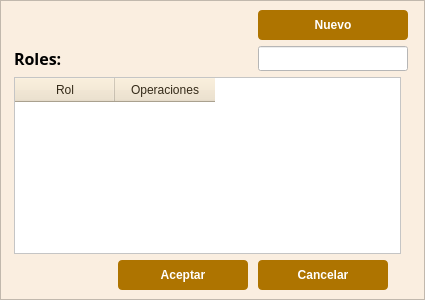
Above: funciones/adminusers/agregarRoles.ui from gerardoros/CartograficoQgisPlugin before the change. Below: the same form after it.
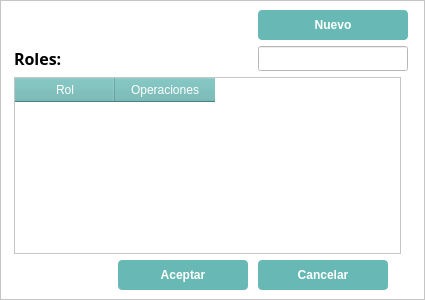
That is the form after the change.

```diff
--- a/funciones/adminusers/agregarRoles.ui
+++ b/funciones/adminusers/agregarRoles.ui
@@ -44,7 +44,28 @@
    <item row="0" column="0">
     <widget class="QScrollArea" name="scrollArea">
      <property name="styleSheet">
-      <string notr="true">background : rgb(250,238,224)</string>
+      <string notr="true">QPushButton{
+background-color: rgb(104, 185, 181);
+color : rgb(255,255,255);
+border-radius : 4px;
+}
+QPushButton::hover{
+background: rgb(188, 228, 226);
+color : rgb(255,255,255);
+border-radius : 4px;
+}
+QPushButton:disabled {
+background : rgb(42, 124, 120);
+}
+QHeaderView::section
+{
+background-color: rgb(104, 185, 181);
+color : rgb(255,255,255 );
+text-align: right;
+font-size:12px;
+height:24px
+}
+</string>
      </property>
      <property name="widgetResizable">
       <bool>true</bool>
@@ -82,21 +103,6 @@
            <bold>true</bold>
           </font>
          </property>
-         <property name="styleSheet">
-          <string notr="true">QPushButton{
-background : rgb(174, 116, 0);
-color : rgb(255, 255, 255);
-border-radius : 4px;
-}
-QPushButton::hover{
-background : rgb(104, 69, 13);
-color : rgb(255, 255, 255);
-border-radius : 4px;
-}
-QPushButton:disabled {
-background: rgb(217, 217, 217)
-}</string>
-         </property>
          <property name="text">
           <string>Nuevo</string>
          </property>
@@ -122,21 +128,6 @@
            <bold>true</bold>
           </font>
          </property>
-         <property name="styleSheet">
-          <string notr="true">QPushButton{
-background : rgb(174, 116, 0);
-color : rgb(255, 255, 255);
-border-radius : 4px;
-}
-QPushButton::hover{
-background : rgb(104, 69, 13);
-color : rgb(255, 255, 255);
-border-radius : 4px;
-}
-QPushButton:disabled {
-background: rgb(217, 217, 217)
-}</string>
-         </property>
          <property name="text">
           <string>Aceptar</string>
          </property>
@@ -162,21 +153,6 @@
            <bold>true</bold>
           </font>
          </property>
-         <property name="styleSheet">
-          <string notr="true">QPushButton{
-background : rgb(174, 116, 0);
-color : rgb(255, 255, 255);
-border-radius : 4px;
-}
-QPushButton::hover{
-background : rgb(104, 69, 13);
-color : rgb(255, 255, 255);
-border-radius : 4px;
-}
-QPushButton:disabled {
-background: rgb(217, 217, 217)
-}</string>
-         </property>
          <property name="text">
           <string>Cancelar</string>
          </property>
@@ -196,18 +172,6 @@
            <height>250</height>
           </size>
          </property>
-         <property name="styleSheet">
-          <string notr="true">QTableWidget {background-color: white;}
-QHeaderView::section
-{
-background-color: rgb(238,225,200);
-color : rgb(52, 42, 24 );
-text-align: right;
-font-size:12px;
-height:24px
-}
-QHeaderView {background-color: white;}</string>
-         </property>
          <column>
           <property name="text">
            <string>Rol</string>
```
